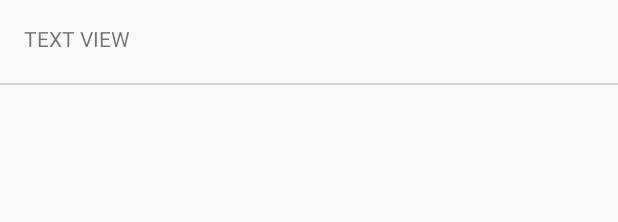
After one commit to deepak140596/AdPostRebuild, an Android app: the layout item_category.xml on its own in the app's theme, with its tools: preview values and no code run, on a phone screen of 412 x 824 dp. The commit adds this screen. Shown: the top 222 px of the screen. Run offline under Robolectric (Android 15) with nearby library versions, the phone set to English and light mode, and no system bars.

Commit message:
commit 8-10-2018

```diff
--- a/app/src/main/java/com/sapicons/deepak/k2psap/Activities/NavigationActivity.kt
+++ b/app/src/main/java/com/sapicons/deepak/k2psap/Activities/NavigationActivity.kt
@@ -109,7 +109,8 @@ class NavigationActivity : AppCompatActivity(), NavigationView.OnNavigationItemS
             else -> return super.onOptionsItemSelected(item)
         }
         */
-        return true
+        //return super.onOptionsItemSelected(item)
+        return false
     }
 
 
--- /dev/null
+++ b/app/src/main/res/layout/item_category.xml
@@ -0,0 +1,22 @@
+<?xml version="1.0" encoding="utf-8"?>
+<LinearLayout
+    xmlns:android="http://schemas.android.com/apk/res/android"
+    android:layout_width="match_parent"
+    android:layout_height="wrap_content"
+    android:orientation="vertical">
+
+    <TextView
+        android:layout_width="match_parent"
+        android:layout_height="wrap_content"
+        android:padding="16dp"
+        android:text="TEXT VIEW"
+        android:focusable="true"
+        android:id="@+id/item_category_name_tv"/>
+
+    <View
+        android:layout_width="match_parent"
+        android:layout_height="1dp"
+        android:layout_marginTop="4dp"
+        android:background="#d6d6d6"/>
+
+</LinearLayout>
```
Also changed, not shown: app/src/main/java/com/sapicons/deepak/k2psap/Fragments/ExploreFragment.java (+60 -3 lines), app/src/main/res/layout/empty_view.xml (added, +15 -0 lines).
